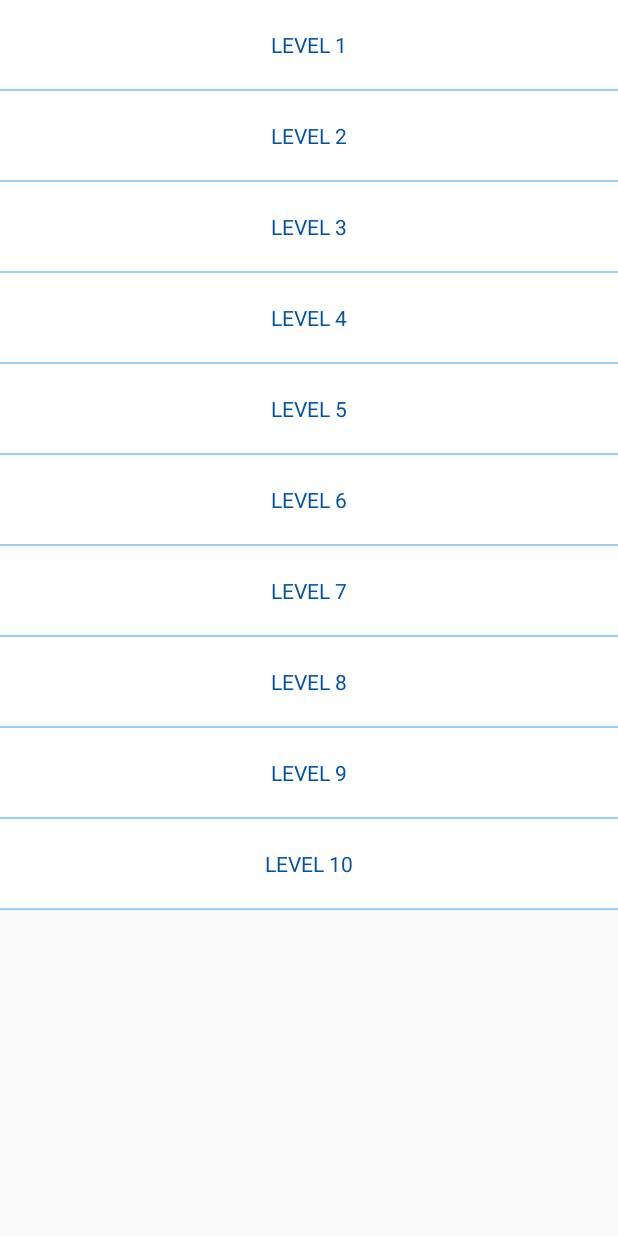
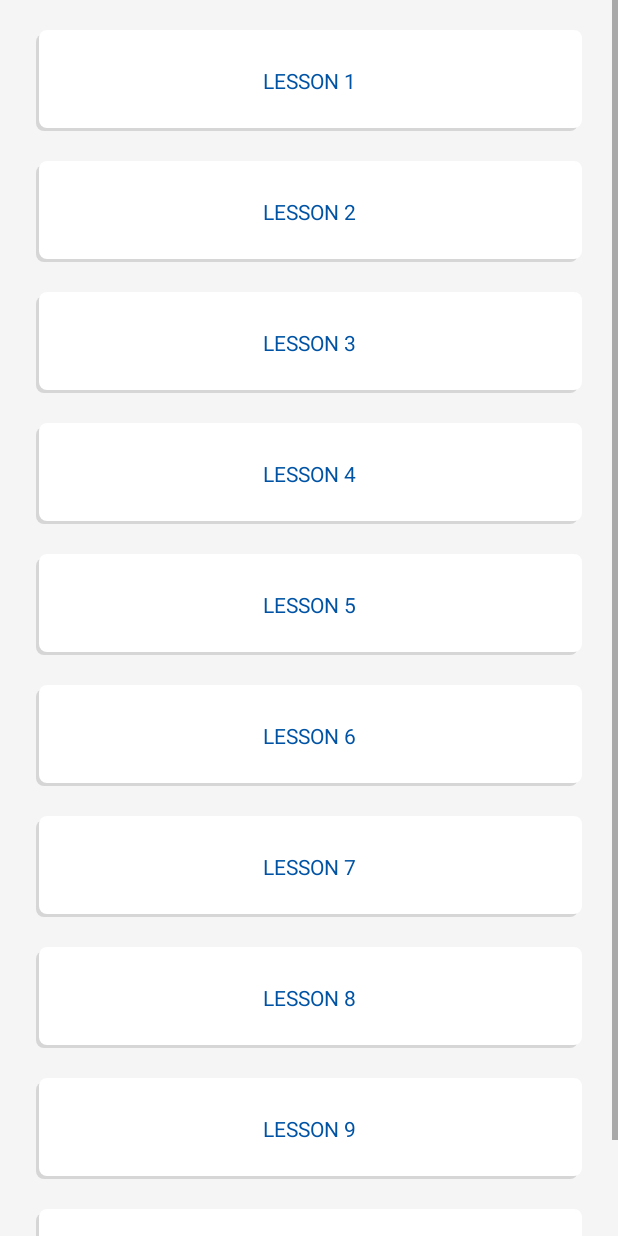
Before and after one commit to marwit23/Chinese-Vocabulary, an Android app: the layout activity_level.xml on its own in the app's theme, with its tools: preview values and no code run, on a phone screen of 412 x 824 dp. Run offline under Robolectric (Android 15) with nearby library versions, the phone set to English and light mode, and no system bars.

```diff
--- /dev/null
+++ b/app/src/main/res/drawable/level.xml
@@ -0,0 +1,19 @@
+<selector xmlns:android="http://schemas.android.com/apk/res/android">
+    <item>
+        <layer-list>
+            <item android:right="3dp" android:top="3dp">
+                <shape>
+                    <corners android:radius="5dp" />
+                    <solid android:color="#D6D6D6" />
+                </shape>
+            </item>
+            <item android:bottom="2dp" android:left="2dp">
+                <shape>
+                    <solid android:color="@color/white"/>
+                    <corners android:radius="5dp" />
+                </shape>
+            </item>
+        </layer-list>
+    </item>
+
+</selector>
--- /dev/null
+++ b/app/src/main/res/drawable/level2.xml
@@ -0,0 +1,5 @@
+<shape xmlns:android="http://schemas.android.com/apk/res/android"
+    android:shape="rectangle">
+    <solid android:color="@color/white"/>
+    <stroke android:width="2dp" android:color="#D6D6D6" />
+</shape>
--- a/app/src/main/res/layout/activity_lesson.xml
+++ b/app/src/main/res/layout/activity_lesson.xml
@@ -15,7 +15,7 @@
         android:layout_marginTop="16dp"
         android:text="TextView"
         app:layout_constraintStart_toStartOf="parent"
-        app:layout_constraintTop_toTopOf="parent"  />
+        app:layout_constraintTop_toTopOf="parent" />
 
     <TextView
         android:id="@+id/arrayLeft"
@@ -31,38 +31,39 @@
         android:id="@+id/soundOnOff"
         android:layout_width="wrap_content"
         android:layout_height="wrap_content"
+        android:layout_marginTop="20dp"
         android:layout_marginEnd="6dp"
-        android:layout_marginTop="20dp"
+        android:checked="false"
         android:padding="8dp"
-        app:layout_constraintEnd_toEndOf="parent"
-        app:layout_constraintTop_toTopOf="parent"
-        android:checked="false"
         android:text="sound "
+        android:textColor="#757575"
         android:textSize="14sp"
-        android:textColor="#757575"
         android:thumbTint="#EBEBEB"
         android:trackTint="#59000000"
-        />
+        app:layout_constraintEnd_toEndOf="parent"
+        app:layout_constraintTop_toTopOf="parent" />
 
     <TextView
         android:id="@+id/character"
         android:layout_width="wrap_content"
         android:layout_height="wrap_content"
-        android:layout_marginTop="120dp"
         android:text="TextView"
         android:textColor="#000000"
         android:textSize="60sp"
+        app:layout_constraintBottom_toBottomOf="parent"
         app:layout_constraintEnd_toEndOf="parent"
+        app:layout_constraintHorizontal_bias="0.496"
         app:layout_constraintStart_toStartOf="parent"
-        app:layout_constraintTop_toTopOf="parent" />
+        app:layout_constraintTop_toTopOf="parent"
+        app:layout_constraintVertical_bias="0.275" />
 
     <TextView
         android:id="@+id/pinyin"
         android:layout_width="wrap_content"
         android:layout_height="wrap_content"
         android:text="TextView"
+        android:textColor="#000"
         android:textSize="24sp"
-        android:textColor="#000"
         app:layout_constraintBottom_toTopOf="@+id/choice1"
         app:layout_constraintEnd_toEndOf="parent"
         app:layout_constraintStart_toStartOf="parent"
@@ -76,14 +77,14 @@
         android:layout_marginStart="16dp"
         android:layout_marginEnd="16dp"
         android:background="@drawable/button"
+        android:padding="8dp"
         android:text="Button"
-        android:padding="8dp"
         android:textColor="#F3F3F3"
         android:textSize="14sp"
+        app:layout_constraintBottom_toTopOf="@id/choice2"
         app:layout_constraintEnd_toEndOf="parent"
         app:layout_constraintStart_toStartOf="parent"
-        app:layout_constraintTop_toBottomOf="@+id/pinyin"
-        app:layout_constraintBottom_toTopOf="@id/choice2" />
+        app:layout_constraintTop_toBottomOf="@+id/pinyin" />
 
     <Button
         android:id="@+id/choice2"
@@ -92,14 +93,14 @@
         android:layout_marginStart="16dp"
         android:layout_marginEnd="16dp"
         android:background="@drawable/button"
+        android:padding="8dp"
         android:text="Button"
-        android:padding="8dp"
         android:textColor="#F3F3F3"
         android:textSize="14sp"
+        app:layout_constraintBottom_toTopOf="@id/choice3"
         app:layout_constraintEnd_toEndOf="parent"
         app:layout_constraintStart_toStartOf="parent"
-        app:layout_constraintTop_toBottomOf="@+id/choice1"
-        app:layout_constraintBottom_toTopOf="@id/choice3" />
+        app:layout_constraintTop_toBottomOf="@+id/choice1" />
 
     <Button
         android:id="@+id/choice3"
@@ -108,8 +109,8 @@
         android:layout_marginStart="16dp"
         android:layout_marginEnd="16dp"
         android:background="@drawable/button"
+        android:padding="8dp"
         android:text="Button"
-        android:padding="8dp"
         android:textColor="#F3F3F3"
         android:textSize="14sp"
         app:layout_constraintBottom_toTopOf="@id/hint"
@@ -124,8 +125,8 @@
         android:layout_marginStart="16dp"
         android:layout_marginEnd="16dp"
         android:background="#E9E9E9"
+        android:padding="8dp"
         android:text="Help"
-        android:padding="8dp"
         android:textColor="#000"
         android:textSize="14sp"
         app:layout_constraintBottom_toBottomOf="parent"
--- a/app/src/main/res/layout/activity_level.xml
+++ b/app/src/main/res/layout/activity_level.xml
@@ -12,18 +12,19 @@
         android:id="@+id/activity_level1"
         android:layout_width="match_parent"
         android:layout_height="match_parent"
-        android:background="@color/lightBlue"
         android:orientation="vertical"
-        android:paddingLeft="0dp"
+        android:background="#f5f5f5"
+        android:paddingLeft="24dp"
         android:paddingTop="0dp"
-        android:paddingRight="0dp"
+        android:paddingRight="24dp"
         android:paddingBottom="0dp"
         tools:context=".LevelActivity">
 
         <RelativeLayout
             android:clickable="true"
-            android:background="@color/white"
-            android:layout_marginBottom="1dp"
+            android:background="@drawable/level"
+            android:layout_marginBottom="20dp"
+            android:layout_marginTop="20dp"
             android:layout_width="wrap_content"
             android:layout_height="wrap_content">
             <ImageView
@@ -40,10 +41,10 @@
                 android:layout_height="wrap_content"
                 android:layout_centerVertical="true"
                 android:layout_toStartOf="@id/tick1"
-                android:paddingTop="20dp"
-                android:paddingBottom="20dp"
+                android:paddingTop="24dp"
+                android:paddingBottom="24dp"
                 android:paddingStart="32dp"
-                android:text="Level 1"
+                android:text="Lesson 1"
                 android:textAlignment="center"
                 android:textAllCaps="true"
                 android:textColor="@color/colorPrimaryDark"
@@ -51,8 +52,8 @@
         </RelativeLayout>
         <RelativeLayout
             android:clickable="true"
-            android:background="@color/white"
-            android:layout_marginBottom="1dp"
+            android:background="@drawable/level"
+            android:layout_marginBottom="20dp"
             android:layout_width="wrap_content"
             android:layout_height="wrap_content">
 
@@ -62,7 +63,7 @@
                 android:layout_height="wrap_content"
                 android:layout_alignParentEnd="true"
                 android:layout_centerVertical="true"
-                android:src="@drawable/empty"/>
+                android:src="@drawable/empty" />
 
             <TextView
                 android:id="@+id/lesson2"
@@ -70,10 +71,10 @@
                 android:layout_height="wrap_content"
                 android:layout_centerVertical="true"
                 android:layout_toStartOf="@id/tick2"
-                android:paddingTop="20dp"
-                android:paddingBottom="20dp"
+                android:paddingTop="24dp"
+                android:paddingBottom="24dp"
                 android:paddingStart="32dp"
-                android:text="Level 2"
+                android:text="Lesson 2"
                 android:textAlignment="center"
                 android:textAllCaps="true"
                 android:textColor="@color/colorPrimaryDark"
@@ -82,8 +83,8 @@
 
         <RelativeLayout
             android:clickable="true"
-            android:background="@color/white"
-            android:layout_marginBottom="1dp"
+            android:background="@drawable/level"
+            android:layout_marginBottom="20dp"
             android:layout_width="wrap_content"
             android:layout_height="wrap_content">
             <ImageView
@@ -100,10 +101,10 @@
                 android:layout_height="wrap_content"
                 android:layout_centerVertical="true"
                 android:layout_toStartOf="@id/tick3"
-                android:paddingTop="20dp"
-                android:paddingBottom="20dp"
+                android:paddingTop="24dp"
+                android:paddingBottom="24dp"
                 android:paddingStart="32dp"
-                android:text="Level 3"
+                android:text="Lesson 3"
                 android:textAlignment="center"
                 android:textAllCaps="true"
                 android:textColor="@color/colorPrimaryDark"
@@ -111,8 +112,8 @@
         </RelativeLayout>
         <RelativeLayout
             android:clickable="true"
-            android:background="@color/white"
-            android:layout_marginBottom="1dp"
+            android:background="@drawable/level"
+            android:layout_marginBottom="20dp"
             android:layout_width="wrap_content"
             android:layout_height="wrap_content">
 
@@ -130,10 +131,10 @@
                 android:layout_height="wrap_content"
                 android:layout_centerVertical="true"
                 android:layout_toStartOf="@id/tick4"
-                android:paddingTop="20dp"
-                android:paddingBottom="20dp"
+                android:paddingTop="24dp"
+                android:paddingBottom="24dp"
                 android:paddingStart="32dp"
-                android:text="Level 4"
+                android:text="Lesson 4"
                 android:textAlignment="center"
                 android:textAllCaps="true"
                 android:textColor="@color/colorPrimaryDark"
@@ -142,8 +143,8 @@
 
         <RelativeLayout
             android:clickable="true"
-            android:background="@color/white"
-            android:layout_marginBottom="1dp"
+            android:background="@drawable/level"
+            android:layout_marginBottom="20dp"
             android:layout_width="wrap_content"
             android:layout_height="wrap_content">
             <ImageView
@@ -160,10 +161,10 @@
                 android:layout_height="wrap_content"
                 android:layout_centerVertical="true"
                 android:layout_toStartOf="@id/tick5"
-                android:paddingTop="20dp"
-                android:paddingBottom="20dp"
+                android:paddingTop="24dp"
+                android:paddingBottom="24dp"
                 android:paddingStart="32dp"
-                android:text="Level 5"
+                android:text="Lesson 5"
                 android:textAlignment="center"
                 android:textAllCaps="true"
                 android:textColor="@color/colorPrimaryDark"
@@ -171,8 +172,8 @@
         </RelativeLayout>
         <RelativeLayout
             android:clickable="true"
-            android:background="@color/white"
-            android:layout_marginBottom="1dp"
+            android:background="@drawable/level"
+            android:layout_marginBottom="20dp"
             android:layout_width="wrap_content"
             android:layout_height="wrap_content">
 
@@ -190,10 +191,10 @@
                 android:layout_height="wrap_content"
                 android:layout_centerVertical="true"
                 android:layout_toStartOf="@id/tick6"
-                android:paddingTop="20dp"
-                android:paddingBottom="20dp"
+                android:paddingTop="24dp"
+                android:paddingBottom="24dp"
                 android:paddingStart="32dp"
-                android:text="Level 6"
+                android:text="Lesson 6"
                 android:textAlignment="center"
                 android:textAllCaps="true"
                 android:textColor="@color/colorPrimaryDark"
@@ -202,8 +203,8 @@
 
         <RelativeLayout
             android:clickable="true"
-            android:background="@color/white"
-            android:layout_marginBottom="1dp"
+            android:background="@drawable/level"
+            android:layout_marginBottom="20dp"
             android:layout_width="wrap_content"
             android:layout_height="wrap_content">
             <ImageView
@@ -220,10 +221,10 @@
                 android:layout_height="wrap_content"
                 android:layout_centerVertical="true"
                 android:layout_toStartOf="@id/tick7"
-                android:paddingTop="20dp"
-                android:paddingBottom="20dp"
+                android:paddingTop="24dp"
+                android:paddingBottom="24dp"
                 android:paddingStart="32dp"
-                android:text="Level 7"
+                android:text="Lesson 7"
                 android:textAlignment="center"
                 android:textAllCaps="true"
                 android:textColor="@color/colorPrimaryDark"
@@ -231,8 +232,8 @@
         </RelativeLayout>
         <RelativeLayout
             android:clickable="true"
-            android:background="@color/white"
-            android:layout_marginBottom="1dp"
+            android:background="@drawable/level"
+            android:layout_marginBottom="20dp"
             android:layout_width="wrap_content"
             android:layout_height="wrap_content">
 
@@ -250,10 +251,10 @@
                 android:layout_height="wrap_content"
                 android:layout_centerVertical="true"
                 android:layout_toStartOf="@id/tick8"
-                android:paddingTop="20dp"
-                android:paddingBottom="20dp"
+                android:paddingTop="24dp"
+                android:paddingBottom="24dp"
                 android:paddingStart="32dp"
-                android:text="Level 8"
+                android:text="Lesson 8"
                 android:textAlignment="center"
                 android:textAllCaps="true"
                 android:textColor="@color/colorPrimaryDark"
@@ -262,8 +263,8 @@
 
         <RelativeLayout
             android:clickable="true"
-            android:background="@color/white"
-            android:layout_marginBottom="1dp"
+            android:background="@drawable/level"
+            android:layout_marginBottom="20dp"
             android:layout_width="wrap_content"
             android:layout_height="wrap_content">
             <ImageView
@@ -280,10 +281,10 @@
                 android:layout_height="wrap_content"
                 android:layout_centerVertical="true"
                 android:layout_toStartOf="@id/tick9"
-                android:paddingTop="20dp"
-                android:paddingBottom="20dp"
+                android:paddingTop="24dp"
+                android:paddingBottom="24dp"
                 android:paddingStart="32dp"
-                android:text="Level 9"
+                android:text="Lesson 9"
                 android:textAlignment="center"
                 android:textAllCaps="true"
                 android:textColor="@color/colorPrimaryDark"
@@ -291,8 +292,8 @@
         </RelativeLayout>
         <RelativeLayout
             android:clickable="true"
-            android:background="@color/white"
-            android:layout_marginBottom="1dp"
+            android:background="@drawable/level"
+            android:layout_marginBottom="20dp"
             android:layout_width="wrap_content"
             android:layout_height="wrap_content">
 
@@ -310,10 +311,10 @@
                 android:layout_height="wrap_content"
                 android:layout_centerVertical="true"
                 android:layout_toStartOf="@id/tick10"
-                android:paddingTop="20dp"
-                android:paddingBottom="20dp"
+                android:paddingTop="24dp"
+                android:paddingBottom="24dp"
                 android:paddingStart="32dp"
-                android:text="Level 10"
+                android:text="Lesson 10"
                 android:textAlignment="center"
                 android:textAllCaps="true"
                 android:textColor="@color/colorPrimaryDark"
```
